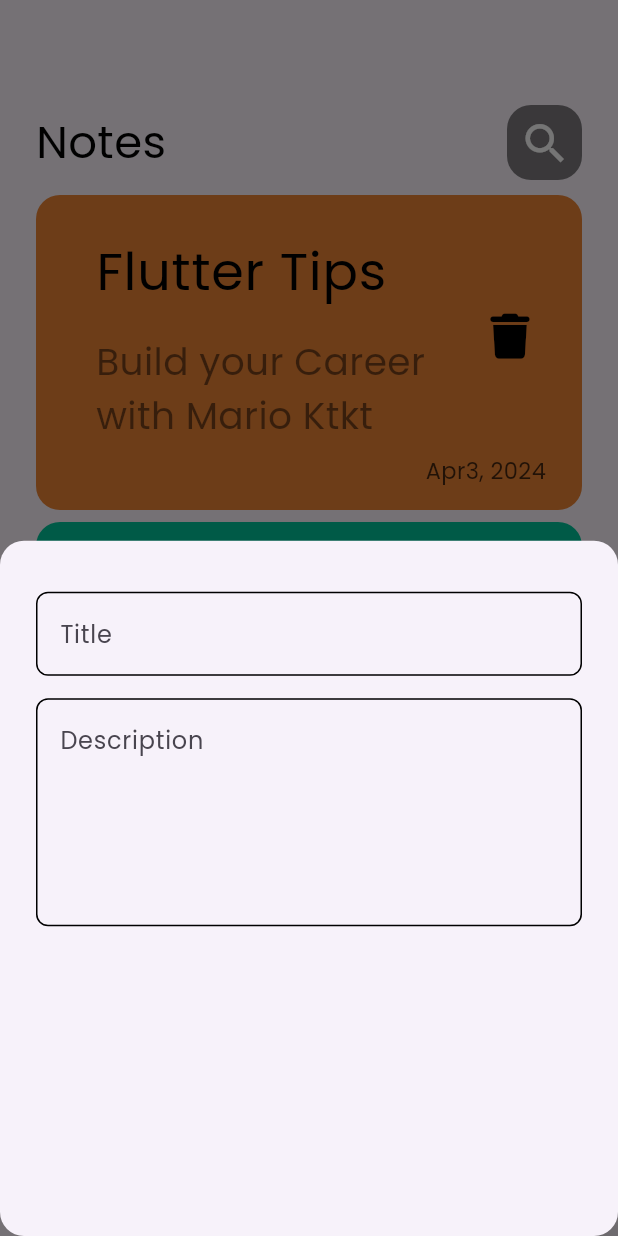
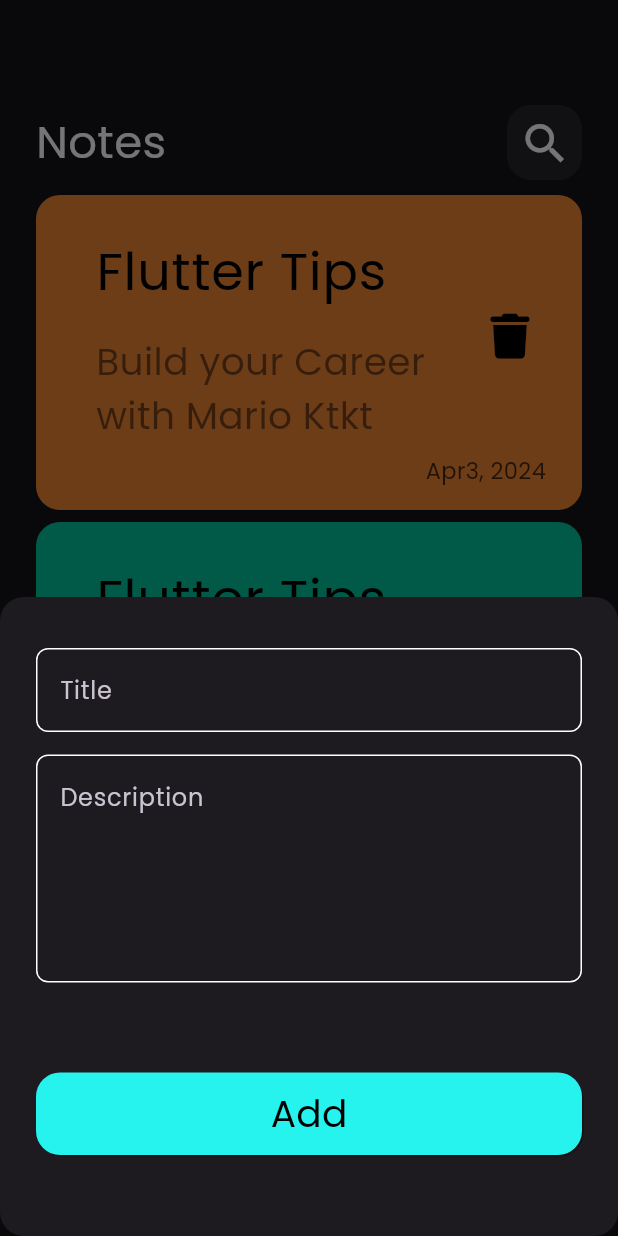
Before and after one commit to Marioktkt136/notes_app, a Flutter app: the screen it shows after launch, after a tap on the "add" icon, on a phone screen of 412 x 824 dp. Run offline on Flutter 3.47's test engine with Material 3 defaults, Android fonts, the phone set to English and light mode, and no system bars; our stand-ins replace font_awesome_flutter.

Commit message:
customButtom

```diff
--- a/lib/main.dart
+++ b/lib/main.dart
@@ -12,7 +12,7 @@ class NotesApp extends StatelessWidget {
   Widget build(BuildContext context) {
     return MaterialApp(
       debugShowCheckedModeBanner: false,
-      theme: ThemeData(brightness: Brightness.light, fontFamily: 'Poppins'),
+      theme: ThemeData(brightness: Brightness.dark, fontFamily: 'Poppins'),
       home: const NotesAppHomePage(),
     );
   }
--- a/lib/widgets/add_show_model_bottom_sheet.dart
+++ b/lib/widgets/add_show_model_bottom_sheet.dart
@@ -1,5 +1,6 @@
 import 'package:flutter/material.dart';
 import 'package:flutter/widgets.dart';
+import 'package:notes_app/widgets/custom_button.dart';
 import 'package:notes_app/widgets/custom_text_field.dart';
 
 class AddNotesBottomSheet extends StatelessWidget {
@@ -7,7 +8,8 @@ class AddNotesBottomSheet extends StatelessWidget {
 
   @override
   Widget build(BuildContext context) {
-    return Container(
+    return SingleChildScrollView(
+      child: Container(
         padding: const EdgeInsets.all(24),
         child: const Column(
           children: [
@@ -25,9 +27,14 @@ class AddNotesBottomSheet extends StatelessWidget {
               maxLines: 5,
             ),
             SizedBox(
-            height: 15,
+              height: 60,
+            ),
+            CustomButton(),
+            SizedBox(
+              height: 30,
             ),
           ],
+        ),
       ),
     );
   }
--- a/lib/widgets/custom_app_bar.dart
+++ b/lib/widgets/custom_app_bar.dart
@@ -17,7 +17,7 @@ class CustomAppBar extends StatelessWidget {
           Text(
             'Notes',
             style: TextStyle(
-              color: Colors.black,
+              color: Colors.white,
               fontSize: 30,
             ),
           ),
--- /dev/null
+++ b/lib/widgets/custom_button.dart
@@ -0,0 +1,33 @@
+import 'package:flutter/material.dart';
+import 'package:notes_app/constants.dart';
+
+class CustomButton extends StatelessWidget {
+  const CustomButton({super.key});
+
+  @override
+  Widget build(BuildContext context) {
+    return Container(
+      decoration: BoxDecoration(
+          borderRadius: BorderRadius.circular(16),
+          color: KPrimaryColor,
+          boxShadow: const [
+            BoxShadow(
+              color: Colors.black45,
+              offset: Offset(1, 1),
+            )
+          ]),
+      width: MediaQuery.of(context).size.width,
+      height: 55,
+      child: const Center(
+        child: Text(
+          'Add',
+          style: TextStyle(
+            color: Colors.black,
+            fontSize: 25,
+            fontWeight: FontWeight.w400,
+          ),
+        ),
+      ),
+    );
+  }
+}
--- a/lib/widgets/custom_search_icon.dart
+++ b/lib/widgets/custom_search_icon.dart
@@ -9,7 +9,7 @@ class CustomSearchIcon extends StatelessWidget {
       height: 50,
       width: 50,
       decoration: BoxDecoration(
-        color: Colors.black.withOpacity(0.5),
+        color: Colors.white.withOpacity(0.08),
         borderRadius: BorderRadius.circular(16),
       ),
       child: Center(
--- a/lib/widgets/custom_text_field.dart
+++ b/lib/widgets/custom_text_field.dart
@@ -26,7 +26,7 @@ class CustomTextField extends StatelessWidget {
         Radius.circular(8),
       ),
       borderSide: BorderSide(
-        color: color ?? Colors.black,
+        color: color ?? Colors.white,
       ),
     );
   }
```
Also changed, not shown: 1 other file. Lines whose indentation alone changed are shown as unchanged.
